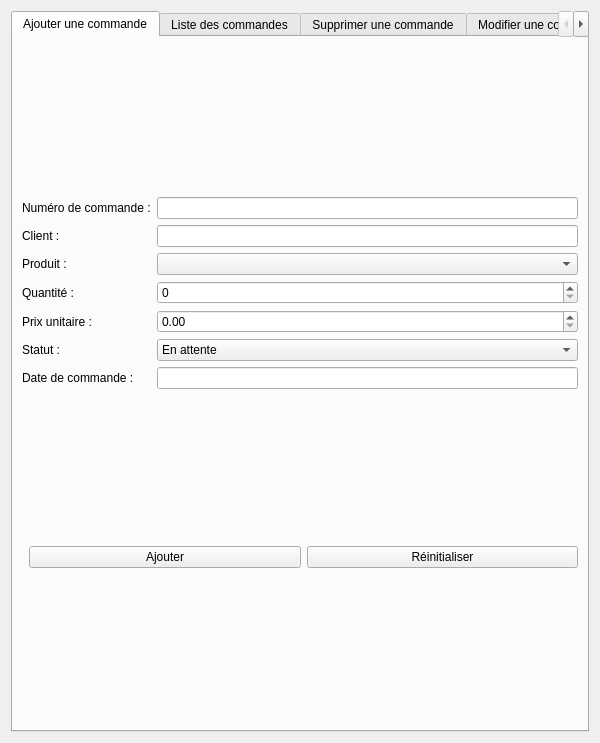
Above: commande_widget.ui from Esprit-UP-Algo/projetcpp2526-s2-2a12-smart-oil-press before the change. Below: the same form after it.
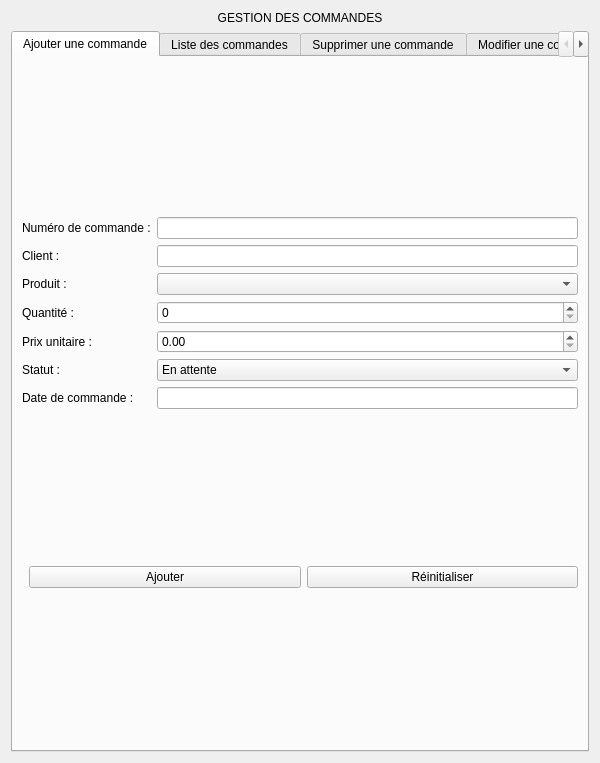
That is the form after the change.

```diff
--- a/commande_widget.ui
+++ b/commande_widget.ui
@@ -9,6 +9,16 @@
    </size>
   </property>
   <layout class="QVBoxLayout" name="verticalLayout">
+   <item>
+    <widget class="QLabel" name="label">
+     <property name="text">
+      <string>GESTION DES COMMANDES</string>
+     </property>
+     <property name="alignment">
+      <set>Qt::AlignCenter</set>
+     </property>
+    </widget>
+   </item>
    <item>
     <widget class="QTabWidget" name="tabWidget">
      <widget class="QWidget" name="tabAjouter">
```
